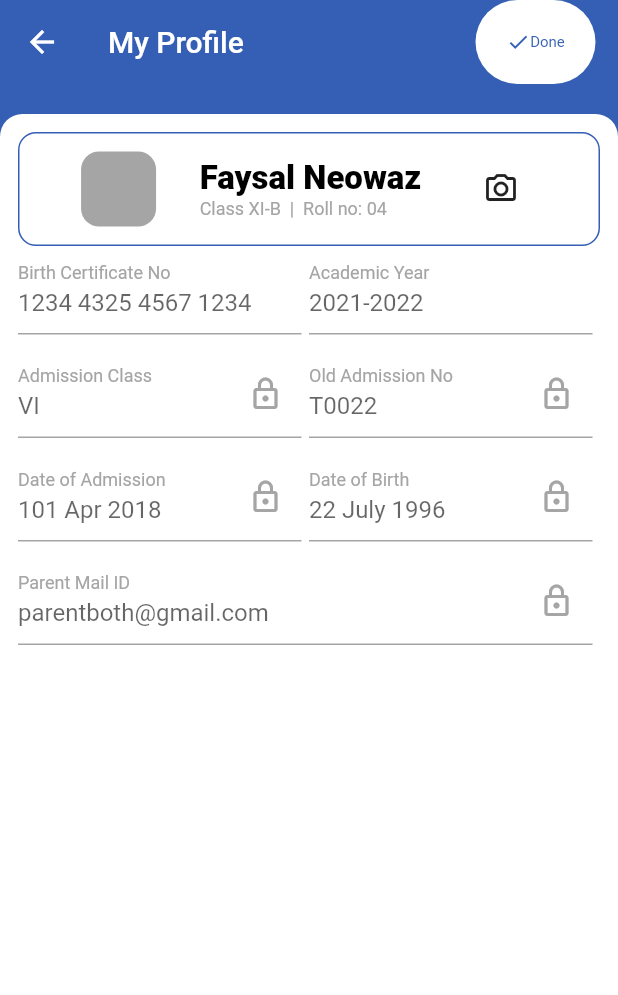
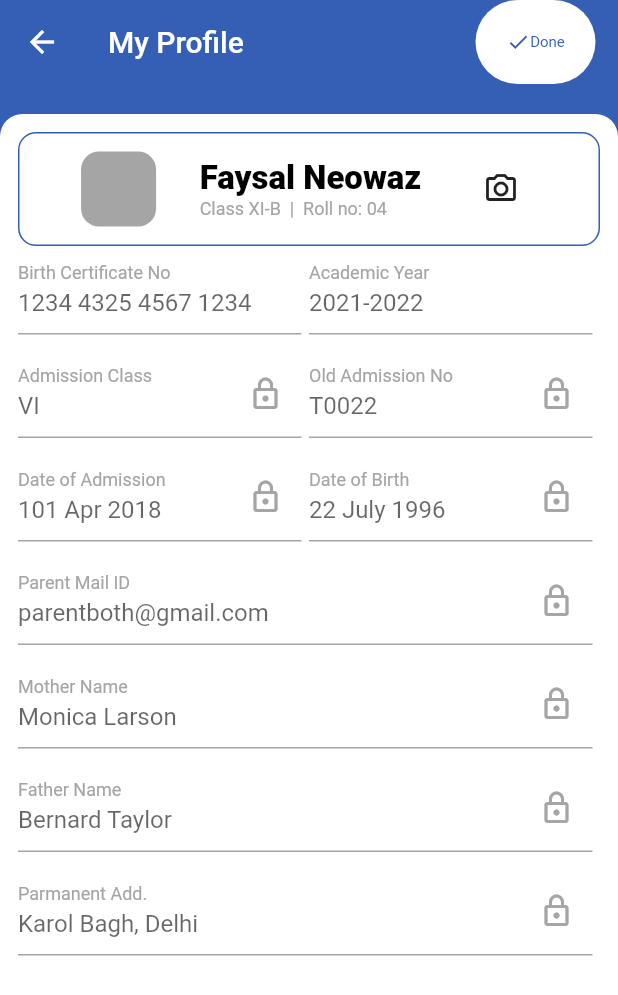
Before and after one commit to faysalneowaz/schoolerp, a Flutter app: the ProfileScreen screen opened directly, on a phone screen of 412 x 824 dp. Shown: the top 995 px of the screen. Run offline on Flutter 3.47's test engine with Material 2 defaults, Android fonts, the phone set to English and light mode, and no system bars.

Commit message:
profile page design done

```diff
--- a/lib/screens/dashboard/dashboard.dart
+++ b/lib/screens/dashboard/dashboard.dart
@@ -30,9 +30,13 @@ class _DashboardScreenState extends State<DashboardScreen> {
               Container(
                 height: MediaQuery.of(context).size.height,
                 margin: const EdgeInsets.only(top: 200),
-                decoration: BoxDecoration(
-                    color: Colors.white,
-                    borderRadius: BorderRadius.circular(35.0)),
+                decoration: const BoxDecoration(
+                  color: Colors.white,
+                  borderRadius: BorderRadius.only(
+                    topLeft: Radius.circular(35.0),
+                    topRight: Radius.circular(35.0),
+                  ),
+                ),
                 child: Container(
                   margin: const EdgeInsets.only(
                       left: 10, right: 10, bottom: 10, top: 60),
--- a/lib/screens/profile/profile_screen.dart
+++ b/lib/screens/profile/profile_screen.dart
@@ -71,7 +71,7 @@ class _ProfileScreenState extends State<ProfileScreen> {
                   children: [
                     Flexible(
                       child: Container(
-                        margin: EdgeInsets.only(right: 5),
+                        margin: const EdgeInsets.only(right: 5),
                         child: TextFieldCustom(
                           labeltext: "Birth Certificate No",
                           hinttext: "1234 4325 4567 1234",
@@ -81,7 +81,7 @@ class _ProfileScreenState extends State<ProfileScreen> {
                     ),
                     Flexible(
                       child: Container(
-                        margin: EdgeInsets.only(right: 5),
+                        margin: const EdgeInsets.only(right: 5),
                         child: TextFieldCustom(
                           labeltext: "Academic Year",
                           hinttext: "2021-2022",
@@ -98,7 +98,7 @@ class _ProfileScreenState extends State<ProfileScreen> {
                   children: [
                     Flexible(
                       child: Container(
-                        margin: EdgeInsets.only(right: 5),
+                        margin: const EdgeInsets.only(right: 5),
                         child: TextFieldCustom(
                           labeltext: "Admission Class",
                           hinttext: "VI",
@@ -108,7 +108,7 @@ class _ProfileScreenState extends State<ProfileScreen> {
                     ),
                     Flexible(
                       child: Container(
-                        margin: EdgeInsets.only(right: 5),
+                        margin: const EdgeInsets.only(right: 5),
                         child: TextFieldCustom(
                           labeltext: "Old Admission No",
                           hinttext: "T0022",
@@ -125,7 +125,7 @@ class _ProfileScreenState extends State<ProfileScreen> {
                   children: [
                     Flexible(
                       child: Container(
-                        margin: EdgeInsets.only(right: 5),
+                        margin: const EdgeInsets.only(right: 5),
                         child: TextFieldCustom(
                           labeltext: "Date of Admission",
                           hinttext: "101 Apr 2018",
@@ -135,7 +135,7 @@ class _ProfileScreenState extends State<ProfileScreen> {
                     ),
                     Flexible(
                       child: Container(
-                        margin: EdgeInsets.only(right: 5),
+                        margin: const EdgeInsets.only(right: 5),
                         child: TextFieldCustom(
                           labeltext: "Date of Birth",
                           hinttext: "22 July 1996",
@@ -152,10 +152,61 @@ class _ProfileScreenState extends State<ProfileScreen> {
                   children: [
                     Flexible(
                       child: Container(
-                        margin: EdgeInsets.only(right: 5),
+                        margin: const EdgeInsets.only(right: 5),
                         child: TextFieldCustom(
                           labeltext: "Parent Mail ID",
                           hinttext: "parentboth@gmail.com",
+                          isLocked: true,
+                        ),
+                      ),
+                    ),
+                  ],
+                ),
+                const SizedBox(
+                  height: 10,
+                ),
+                Row(
+                  children: [
+                    Flexible(
+                      child: Container(
+                        margin: const EdgeInsets.only(right: 5),
+                        child: TextFieldCustom(
+                          labeltext: "Mother Name",
+                          hinttext: "Monica Larson",
+                          isLocked: true,
+                        ),
+                      ),
+                    ),
+                  ],
+                ),
+                const SizedBox(
+                  height: 10,
+                ),
+                Row(
+                  children: [
+                    Flexible(
+                      child: Container(
+                        margin: const EdgeInsets.only(right: 5),
+                        child: TextFieldCustom(
+                          labeltext: "Father Name",
+                          hinttext: "Bernard Taylor",
+                          isLocked: true,
+                        ),
+                      ),
+                    ),
+                  ],
+                ),
+                const SizedBox(
+                  height: 10,
+                ),
+                Row(
+                  children: [
+                    Flexible(
+                      child: Container(
+                        margin: const EdgeInsets.only(right: 5),
+                        child: TextFieldCustom(
+                          labeltext: "Parmanent Add.",
+                          hinttext: "Karol Bagh, Delhi",
                           isLocked: true,
                         ),
                       ),
```
